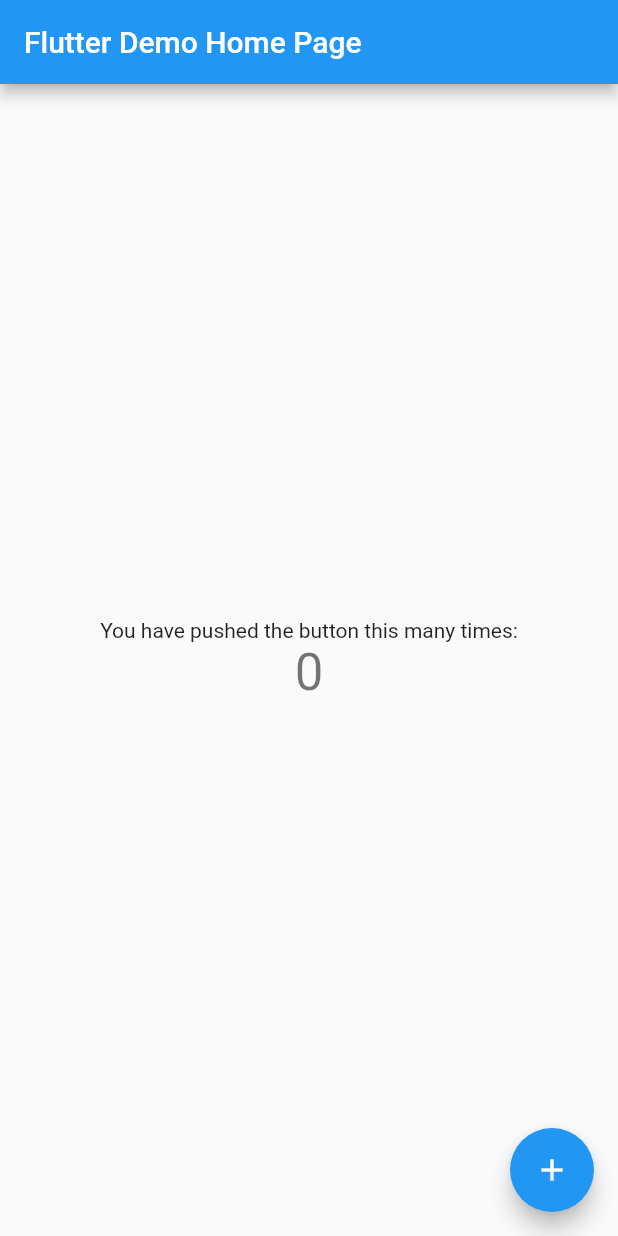
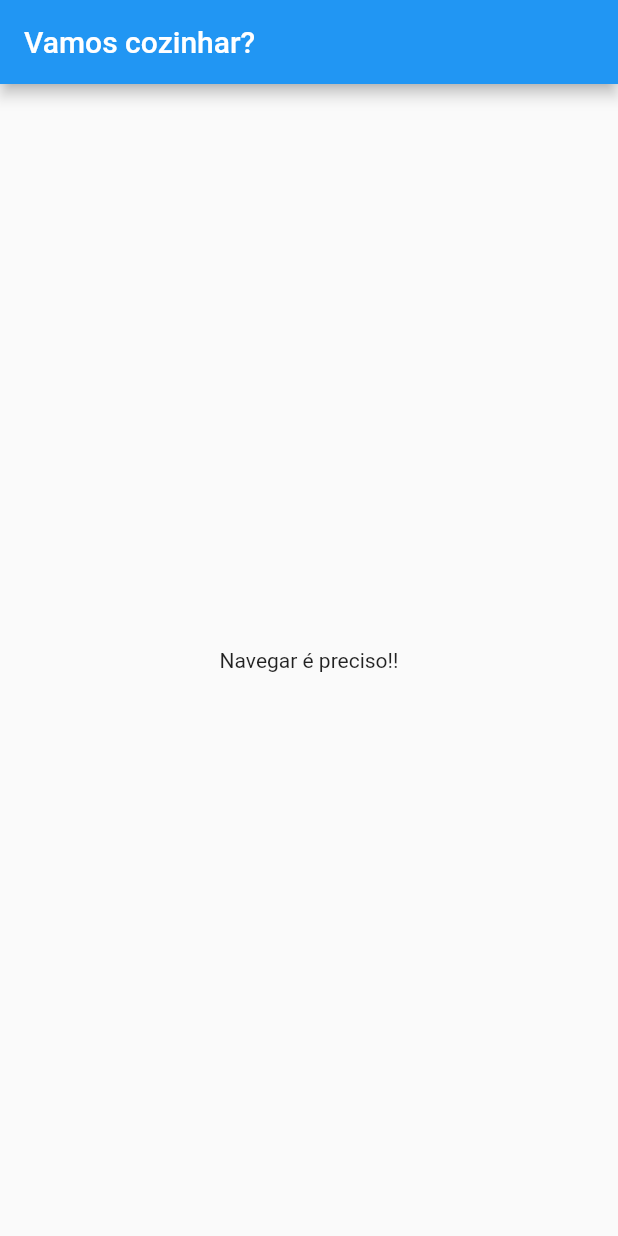
Before and after one commit to elton-costa/meals, a Flutter app: the screen it shows after launch, on a phone screen of 412 x 824 dp. Run offline on Flutter 3.47's test engine with Material 2 defaults, Android fonts, the phone set to English and light mode, and no system bars.

Commit message:
Create MyHomePage

```diff
--- a/lib/main.dart
+++ b/lib/main.dart
@@ -1,115 +1,35 @@
 import 'package:flutter/material.dart';
 
-void main() {
-  runApp(const MyApp());
-}
+void main() => runApp(MyApp());
 
 class MyApp extends StatelessWidget {
-  const MyApp({Key? key}) : super(key: key);
-
-  // This widget is the root of your application.
   @override
   Widget build(BuildContext context) {
     return MaterialApp(
-      title: 'Flutter Demo',
+      title: 'Vamos cozinhar?',
       theme: ThemeData(
-        // This is the theme of your application.
-        //
-        // Try running your application with "flutter run". You'll see the
-        // application has a blue toolbar. Then, without quitting the app, try
-        // changing the primarySwatch below to Colors.green and then invoke
-        // "hot reload" (press "r" in the console where you ran "flutter run",
-        // or simply save your changes to "hot reload" in a Flutter IDE).
-        // Notice that the counter didn't reset back to zero; the application
-        // is not restarted.
         primarySwatch: Colors.blue,
       ),
-      home: const MyHomePage(title: 'Flutter Demo Home Page'),
+      home: MyHomePage(),
     );
   }
 }
 
 class MyHomePage extends StatefulWidget {
-  const MyHomePage({Key? key, required this.title}) : super(key: key);
-
-  // This widget is the home page of your application. It is stateful, meaning
-  // that it has a State object (defined below) that contains fields that affect
-  // how it looks.
-
-  // This class is the configuration for the state. It holds the values (in this
-  // case the title) provided by the parent (in this case the App widget) and
-  // used by the build method of the State. Fields in a Widget subclass are
-  // always marked "final".
-
-  final String title;
-
   @override
-  State<MyHomePage> createState() => _MyHomePageState();
+  _MyHomePageState createState() => _MyHomePageState();
 }
 
 class _MyHomePageState extends State<MyHomePage> {
-  int _counter = 0;
-
-  void _incrementCounter() {
-    setState(() {
-      // This call to setState tells the Flutter framework that something has
-      // changed in this State, which causes it to rerun the build method below
-      // so that the display can reflect the updated values. If we changed
-      // _counter without calling setState(), then the build method would not be
-      // called again, and so nothing would appear to happen.
-      _counter++;
-    });
-  }
-
   @override
   Widget build(BuildContext context) {
-    // This method is rerun every time setState is called, for instance as done
-    // by the _incrementCounter method above.
-    //
-    // The Flutter framework has been optimized to make rerunning build methods
-    // fast, so that you can just rebuild anything that needs updating rather
-    // than having to individually change instances of widgets.
     return Scaffold(
       appBar: AppBar(
-        // Here we take the value from the MyHomePage object that was created by
-        // the App.build method, and use it to set our appbar title.
-        title: Text(widget.title),
+        title: Text('Vamos cozinhar?'),
       ),
       body: Center(
-        // Center is a layout widget. It takes a single child and positions it
-        // in the middle of the parent.
-        child: Column(
-          // Column is also a layout widget. It takes a list of children and
-          // arranges them vertically. By default, it sizes itself to fit its
-          // children horizontally, and tries to be as tall as its parent.
-          //
-          // Invoke "debug painting" (press "p" in the console, choose the
-          // "Toggle Debug Paint" action from the Flutter Inspector in Android
-          // Studio, or the "Toggle Debug Paint" command in Visual Studio Code)
-          // to see the wireframe for each widget.
-          //
-          // Column has various properties to control how it sizes itself and
-          // how it positions its children. Here we use mainAxisAlignment to
-          // center the children vertically; the main axis here is the vertical
-          // axis because Columns are vertical (the cross axis would be
-          // horizontal).
-          mainAxisAlignment: MainAxisAlignment.center,
-          children: <Widget>[
-            const Text(
-              'You have pushed the button this many times:',
-            ),
-            Text(
-              '$_counter',
-              style: Theme.of(context).textTheme.headline4,
-            ),
-          ],
-        ),
+        child: Text('Navegar é preciso!!'),
       ),
-      floatingActionButton: FloatingActionButton(
-        onPressed: _incrementCounter,
-        tooltip: 'Increment',
-        child: const Icon(Icons.add),
-      ), // This trailing comma makes auto-formatting nicer for build methods.
     );
   }
 }
```
